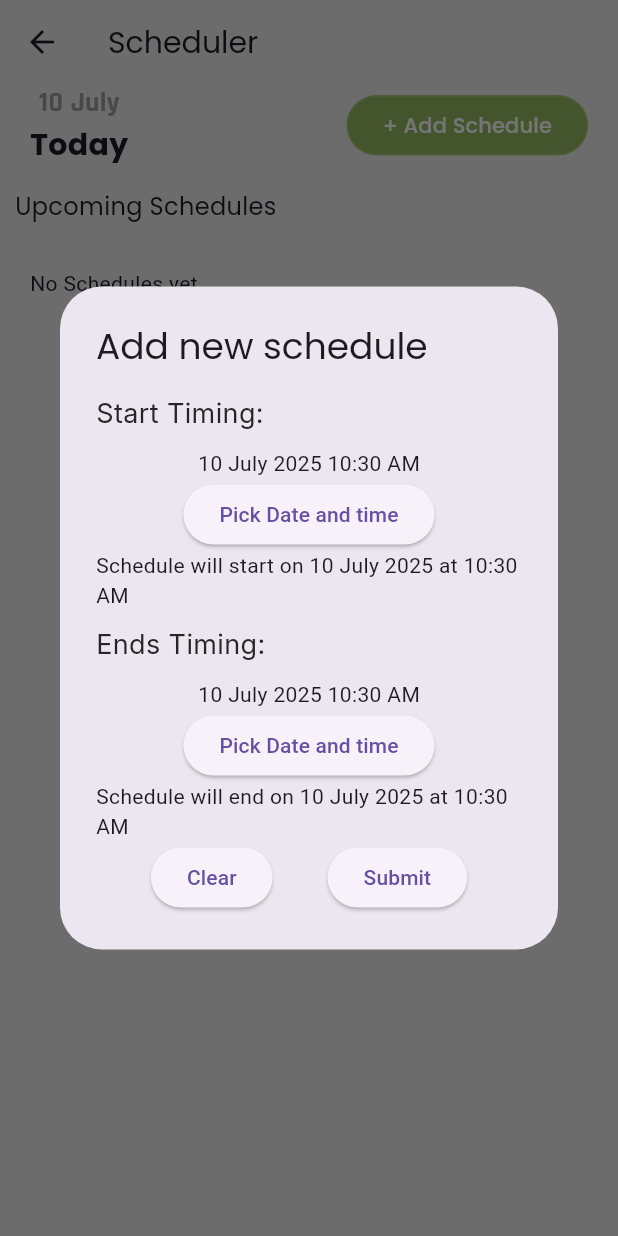
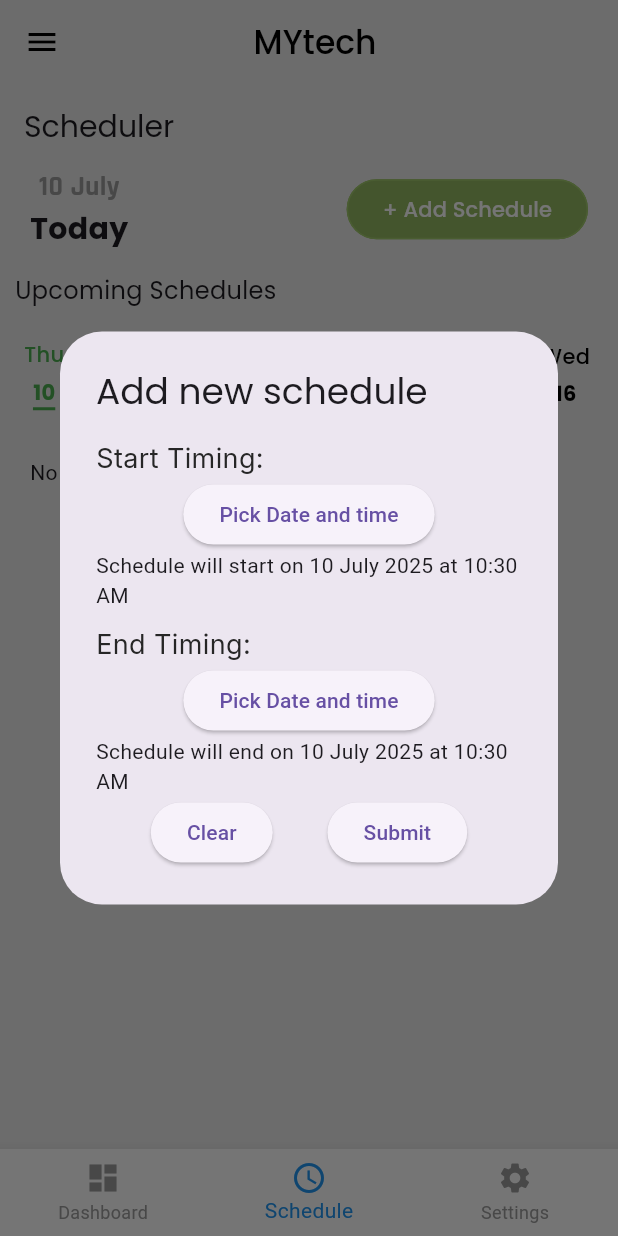
Before and after one commit to CharanBalajiM/Sample, a Flutter app: the screen it shows once a user with an empty profile is signed in, item 2 of the bottom bar chosen, after a tap on "+ Add Schedule", on a phone screen of 412 x 824 dp. Run offline on Flutter 3.47's test engine with Material 3 defaults, Android fonts, the light colour scheme and no system bars; our stand-ins replace cloud_firestore, firebase_auth, firebase_core, google_fonts; accounts and stored records are empty.

Commit message:
Scheduler page adde dwith filer option

```diff
--- a/lib/scheduler/scheduler_page.dart
+++ b/lib/scheduler/scheduler_page.dart
@@ -1,7 +1,7 @@
-import 'package:cloud_firestore/cloud_firestore.dart';
 import 'package:flutter/material.dart';
 import 'package:google_fonts/google_fonts.dart';
 import 'package:intl/intl.dart';
+import 'package:cloud_firestore/cloud_firestore.dart';
 import 'package:scheduler/scheduler/widgets/date_time.dart';
 
 class SchedulerPage extends StatefulWidget {
@@ -12,31 +12,37 @@ class SchedulerPage extends StatefulWidget {
 }
 
 class _SchedulerPageState extends State<SchedulerPage> {
+  DateTime selectedDate = DateTime.now();
+
   @override
   Widget build(BuildContext context) {
+    // Only keep the date part
+    DateTime selectedDay = DateTime(selectedDate.year, selectedDate.month, selectedDate.day);
+
     return Scaffold(
       appBar: AppBar(
-          title: Text(
-            'Scheduler',
-            style: GoogleFonts.poppins(
-              fontSize: 20
-            ),),
-          backgroundColor: Color(0xFFECECEC),
+        title: Text('Scheduler', style: GoogleFonts.poppins(fontSize: 20)),
+        backgroundColor: const Color(0xFFECECEC),
       ),
       body: SingleChildScrollView(
         child: Column(
           crossAxisAlignment: CrossAxisAlignment.start,
           children: [
-      Date_Time(),
+            Date_Time(onDateSelected: (date) {  },),
             const SizedBox(height: 15),
             Padding(
               padding: const EdgeInsets.only(left: 10),
-        child: Text(
-          'Upcoming Schedules',
-          style: GoogleFonts.poppins(fontSize: 16),
-        ),
+              child: Text('Upcoming Schedules', style: GoogleFonts.poppins(fontSize: 16)),
             ),
             const SizedBox(height: 10),
+            FourteenDaySelector(
+              selectedDate: selectedDate,
+              onDateSelected: (newDate) {
+                setState(() {
+                  selectedDate = newDate;
+                });
+              },
+            ),
             StreamBuilder<QuerySnapshot>(
               stream: FirebaseFirestore.instance
                   .collection('Schedules')
@@ -46,67 +52,63 @@ class _SchedulerPageState extends State<SchedulerPage> {
                 if (snapshot.connectionState == ConnectionState.waiting) {
                   return const Center(child: CircularProgressIndicator());
                 }
-
                 if (!snapshot.hasData || snapshot.data!.docs.isEmpty) {
                   return const Padding(
                     padding: EdgeInsets.all(20),
-              child: Text('No Schedules yet'),
+                    child: Text('No schedules yet'),
                   );
                 }
 
-          final schedules = snapshot.data!.docs;
+                final docs = snapshot.data!.docs.where((doc) {
+                  final startTime = DateTime.parse(doc['start']);
+                  return startTime.year == selectedDay.year &&
+                         startTime.month == selectedDay.month &&
+                         startTime.day == selectedDay.day;
+                }).toList();
+
+                if (docs.isEmpty) {
+                  return Padding(
+                    padding: EdgeInsets.all(20),
+                    child: Text('No schedules for this day',
+                    style: GoogleFonts.poppins(
+                      fontSize: 16,
+                      color: const Color.fromARGB(255, 137, 143, 254))),
+                  );
+                }
 
                 return ListView.builder(
-            itemCount: schedules.length,
+                  itemCount: docs.length,
                   shrinkWrap: true,
                   physics: const NeverScrollableScrollPhysics(),
                   itemBuilder: (context, index) {
-              final doc = schedules[index];
+                    final doc = docs[index];
                     final start = DateTime.parse(doc['start']);
                     final end = DateTime.parse(doc['end']);
-
                     return Row(
+                      mainAxisAlignment: MainAxisAlignment.spaceEvenly,
                       children: [
+                        Text('${DateFormat('hh:mm a').format(start)}',
+                                style: GoogleFonts.poppins(
+                                      color: const Color.fromARGB(255, 137, 143, 254),
+                                      fontWeight: FontWeight.w500)),
                         Padding(
-                    padding: const EdgeInsets.symmetric(horizontal: 10),
-                    child: Text(
-                              '${DateFormat('hh:mm a').format(start)}',
-                              style: GoogleFonts.poppins(
-                                fontSize: 14,
-                                color: Color.fromARGB(255, 137, 143, 254)),
-                            ),
-                  ),
-                  Padding(
-                    padding: const EdgeInsets.symmetric(horizontal: 20, vertical: 8),
+                          padding: const EdgeInsets.all(12),
                           child: Container(
-                      padding: const EdgeInsets.all(12),
+                            padding: const EdgeInsets.all(14),
                             decoration: BoxDecoration(
                               color: const Color.fromARGB(255, 137, 143, 254),
                               borderRadius: BorderRadius.circular(12),
-                        boxShadow: const [
-                          BoxShadow(
-                            color: Colors.black12,
-                            blurRadius: 5,
-                            offset: Offset(2, 2),
                             ),
-                        ],
-                      ),
+                            child: Center(
                               child: Column(
                                 crossAxisAlignment: CrossAxisAlignment.start,
                                 children: [
-                          Text(
-                            'Start: ${DateFormat('dd MMM yyyy – hh:mm a').format(start)}',
-                            style: GoogleFonts.poppins(
-                              fontSize: 14,
-                              color: Colors.white),
+                                  Text('Start: ${DateFormat('hh:mm a').format(start)}',
+                                      style: GoogleFonts.poppins(color: Colors.white)),
+                                  Text('End: ${DateFormat('hh:mm a').format(end)}',
+                                      style: GoogleFonts.poppins(color: Colors.white)),
+                                ],
                               ),
-                          Text(
-                            'End: ${DateFormat('dd MMM yyyy – hh:mm a').format(end)}',
-                            style: GoogleFonts.poppins(
-                              fontSize: 14,
-                              color: Colors.white),
-                          ),
-                        ],
                             ),
                           ),
                         ),
@@ -122,3 +124,73 @@ class _SchedulerPageState extends State<SchedulerPage> {
     );
   }
 }
+
+class FourteenDaySelector extends StatelessWidget {
+  final DateTime selectedDate;
+  final Function(DateTime) onDateSelected;
+
+  const FourteenDaySelector({
+    super.key,
+    required this.selectedDate,
+    required this.onDateSelected,
+  });
+
+  @override
+  Widget build(BuildContext context) {
+    final List<DateTime> upcomingDays = List.generate(
+      14,
+      (index) => DateTime.now().add(Duration(days: index)),
+    );
+
+    return SizedBox(
+      height: 70,
+      child: ListView.builder(
+        scrollDirection: Axis.horizontal,
+        itemCount: upcomingDays.length,
+        itemBuilder: (context, index) {
+          final date = upcomingDays[index];
+          final isSelected = date.day == selectedDate.day &&
+              date.month == selectedDate.month &&
+              date.year == selectedDate.year;
+
+          return GestureDetector(
+            onTap: () => onDateSelected(date),
+            child: Container(
+              margin: const EdgeInsets.symmetric(horizontal: 16),
+              child: Column(
+                mainAxisAlignment: MainAxisAlignment.center,
+                children: [
+                  Text(
+                    DateFormat('E').format(date), // Mon
+                    style: GoogleFonts.poppins(
+                      fontSize: 14,
+                      fontWeight: FontWeight.w500,
+                      color: isSelected ? Colors.green : Colors.black,
+                    ),
+                  ),
+                  const SizedBox(height: 5),
+                  Container(
+                    decoration: isSelected
+                        ? const BoxDecoration(
+                            border: Border(
+                              bottom: BorderSide(color: Colors.green, width: 2),
+                            ),
+                          )
+                        : null,
+                    child: Text(
+                      DateFormat('dd').format(date),
+                      style: GoogleFonts.poppins(
+                        fontWeight: FontWeight.bold,
+                        color: isSelected ? Colors.green : Colors.black,
+                      ),
+                    ),
+                  ),
+                ],
+              ),
+            ),
+          );
+        },
+      ),
+    );
+  }
+}
--- a/lib/scheduler/widgets/date_time.dart
+++ b/lib/scheduler/widgets/date_time.dart
@@ -5,7 +5,7 @@ import 'package:cloud_firestore/cloud_firestore.dart';
 
 
 class Date_Time extends StatelessWidget {
-  const Date_Time({super.key});
+  const Date_Time({super.key, required Null Function(dynamic date) onDateSelected});
 
   @override
   Widget build(BuildContext context) {
@@ -103,9 +103,6 @@ void addschedule(BuildContext context){
                 Column(
                   mainAxisAlignment: MainAxisAlignment.spaceBetween,
                   children: [
-                    SizedBox(height: 10,),
-                    Text('${DateFormat('dd MMMM yyyy').format(StartDate)} ${StartTime.format(context)}'),
-                    SizedBox(width: 20,),
                     Center(
                       child: ElevatedButton(
                         onPressed: ()async{
@@ -132,7 +129,7 @@ void addschedule(BuildContext context){
               Text('Schedule will start on ${DateFormat('dd MMMM yyyy').format(StartDate)} at ${StartTime.format(context)}'),
               SizedBox(height: 10,),
               Text(
-                'Ends Timing:',
+                'End Timing:',
                 style: GoogleFonts.inter(
                   fontSize:18,
                   color: const Color.fromARGB(255, 38, 38, 38),
@@ -141,9 +138,6 @@ void addschedule(BuildContext context){
                 Column(
                   mainAxisAlignment: MainAxisAlignment.spaceBetween,
                   children: [
-                    SizedBox(height: 10,),
-                    Text('${DateFormat('dd MMMM yyyy').format(EndDate)} ${EndTime.format(context)}'),
-                    SizedBox(width: 20,),
                     Center(
                       child: ElevatedButton(
                         onPressed: ()async{
--- a/lib/status/status.dart
+++ b/lib/status/status.dart
@@ -17,18 +17,21 @@ class StatusPage extends StatefulWidget {
 class _StatusPageState extends State<StatusPage> {
   int _selectedIndex = 0;
 
-  late final List<Widget> _pages;
+// REMOVE _pages and initState entirely
 
-  @override
-  void initState() {
-    super.initState();
-_pages = <Widget>[
-  _statusMainContent(),
-  const SizedBox.shrink(), // Nothing for Schedule tab
-  const Center(child: Icon(Icons.settings, size: 150)),
-];
+Widget _getPage(int index) {
+  switch (index) {
+    case 0:
+      return _statusMainContent(); // now called fresh every time
+    case 1:
+      return const SchedulerPage();
+    case 2:
+      return const Center(child: Icon(Icons.settings, size: 150));
+    default:
+      return const Center(child: Text('Page not found'));
+  }
+}
 
-  }
   @override
   Widget build(BuildContext context) {
     final GlobalKey<ScaffoldState> scaffoldKey = GlobalKey<ScaffoldState>();
@@ -98,10 +101,11 @@ _pages = <Widget>[
       ),
 
       // Main content switches based on selected index
-      body: _pages[_selectedIndex],
+      body: _getPage(_selectedIndex),
 
       // Bottom navigation bar
       bottomNavigationBar: BottomNavigationBar(
+        backgroundColor: Color.fromARGB(255, 255, 255, 255),
         items: const [
           BottomNavigationBarItem(
             icon: Icon(Icons.dashboard),
@@ -118,17 +122,12 @@ _pages = <Widget>[
         ],
         currentIndex: _selectedIndex,
         onTap: (index) {
-  if (index == 1) {
-    Navigator.push(
-      context,
-      MaterialPageRoute(builder: (context) => const SchedulerPage()),
-    );
-  } else {
+
     setState(() {
       _selectedIndex = index;
     });
-  }
-},
+  },
+
         selectedItemColor: Colors.blue,
         unselectedItemColor: Colors.grey,
       ),
```
Also changed, not shown: lib/status/bottomnavigation.dart (deleted, +0 -15 lines). Lines whose indentation alone changed are shown as unchanged.
